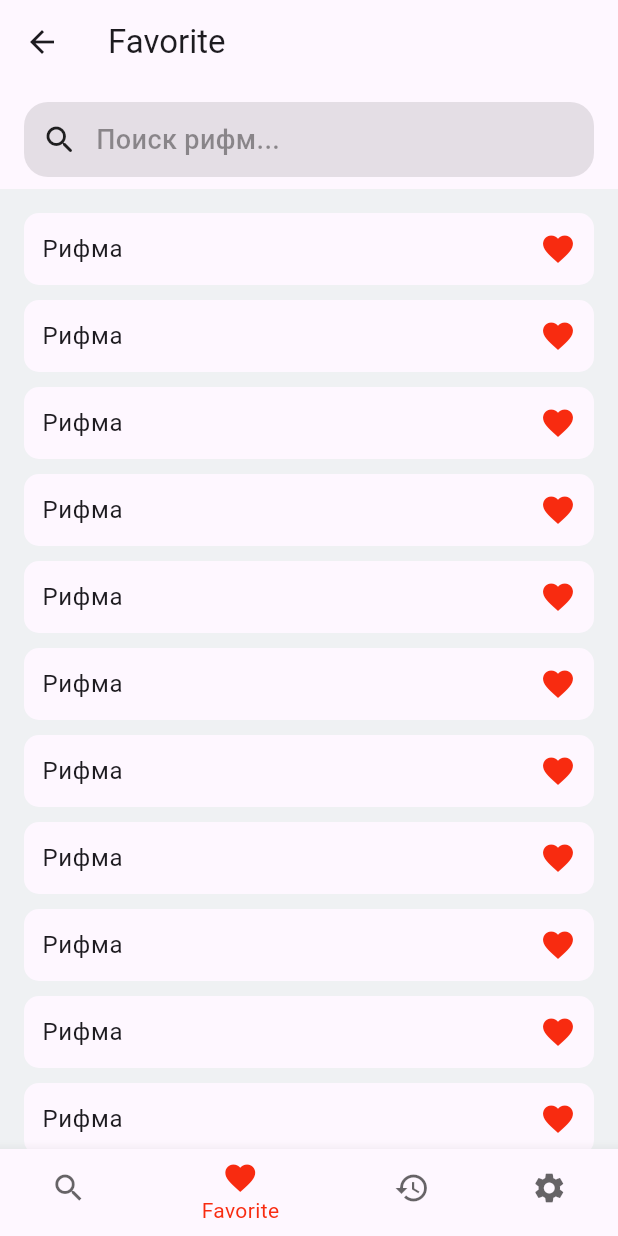
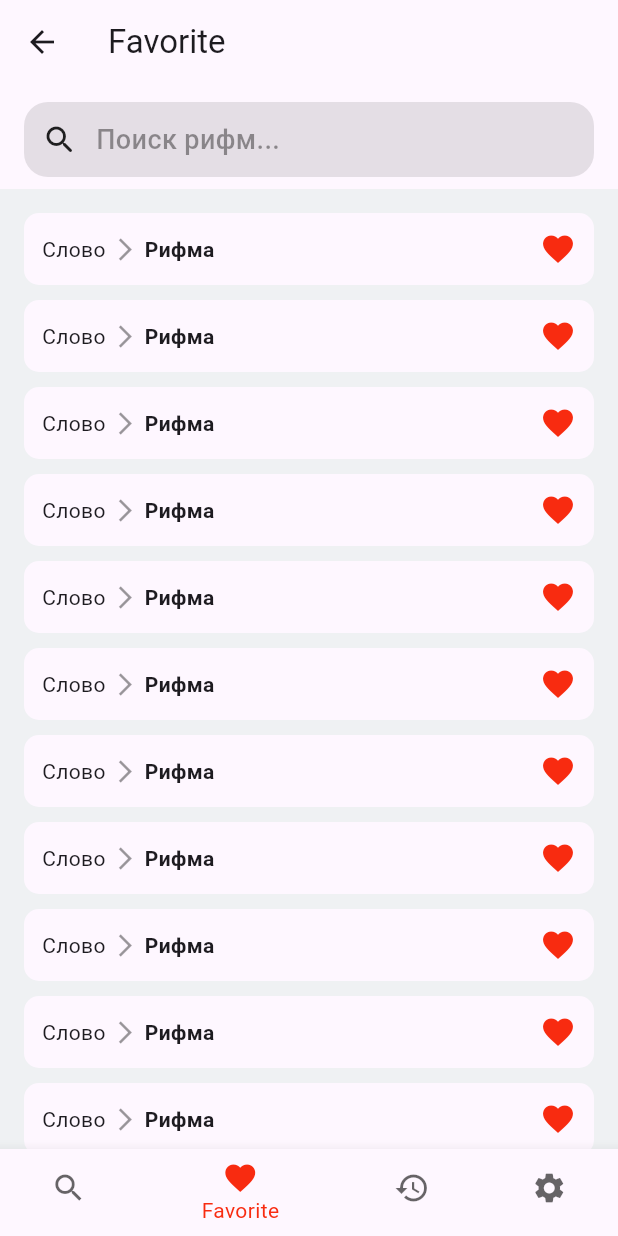
Before and after one commit to MajidiyM/rhymer2, a Flutter app: the FavoriteScreen screen opened by its route, on a phone screen of 412 x 824 dp. Run offline on Flutter 3.47's test engine with Material 3 defaults, Android fonts, the phone set to English and light mode, and no system bars; our stand-ins replace auto_route.

Commit message:
[edit] RhymeListCard
Добавили новые параметры к виджету

```diff
--- a/lib/features/favorite/view/favorite_screen.dart
+++ b/lib/features/favorite/view/favorite_screen.dart
@@ -30,7 +30,11 @@ class FavoriteScreen extends StatelessWidget {
             ),
           ),
           SliverList.builder(
-            itemBuilder: (context, index) => RhymeListCard(isFavorite: true),
+            itemBuilder: (context, index) => RhymeListCard(
+              isFavorite: true,
+              rhyme: 'Рифма',
+              sourceWord: 'Слово',
+            ),
           )
         ],
       ),
--- a/lib/features/search/view/search_screen.dart
+++ b/lib/features/search/view/search_screen.dart
@@ -51,7 +51,9 @@ class SearchScreen extends StatelessWidget {
           ),
         ),
         SliverList.builder(
-          itemBuilder: (context, index) => RhymeListCard(),
+          itemBuilder: (context, index) => RhymeListCard(
+            rhyme: 'Рифма',
+          ),
         ),
       ],
     );
--- a/lib/ui/theme/theme.dart
+++ b/lib/ui/theme/theme.dart
@@ -3,7 +3,6 @@ import 'package:flutter/material.dart';
 final themeData = ThemeData(
   primaryColor: Color(0xFFF82B10),
   scaffoldBackgroundColor: Color(0xFFEFF1F3),
-  colorScheme: ColorScheme.fromSeed(seedColor: Colors.deepPurple),
   useMaterial3: true,
   textTheme: TextTheme(
     titleMedium: TextStyle(fontWeight: FontWeight.w600, fontSize: 16),
--- a/lib/ui/widgets/rhyme_list_card.dart
+++ b/lib/ui/widgets/rhyme_list_card.dart
@@ -1,17 +1,21 @@
 import 'package:flutter/material.dart';
+import 'package:rhymer2/ui/theme/theme.dart';
 import 'package:rhymer2/ui/ui.dart';
 
 class RhymeListCard extends StatelessWidget {
   const RhymeListCard({
     super.key,
     this.isFavorite = false,
+    required this.rhyme,
+    this.sourceWord,
   });
 
+  final String? sourceWord;
+  final String rhyme;
   final bool isFavorite;
 
   @override
   Widget build(BuildContext context) {
-    final theme = Theme.of(context);
     return BaseContainer(
       width: double.infinity,
       margin: const EdgeInsets.symmetric(horizontal: 16).copyWith(bottom: 10),
@@ -19,13 +23,36 @@ class RhymeListCard extends StatelessWidget {
       child: Row(
         mainAxisAlignment: MainAxisAlignment.spaceBetween,
         children: [
-          Text("Рифма", style: theme.textTheme.bodyLarge),
+          Row(
+            mainAxisAlignment: MainAxisAlignment.spaceEvenly,
+            children: [
+              if (sourceWord != null) ...[
+                Text(
+                  sourceWord!,
+                  style: themeData.textTheme.bodyLarge,
+                ),
+                Padding(
+                  padding: const EdgeInsets.symmetric(horizontal: 4),
+                  child: Icon(
+                    Icons.arrow_forward_ios,
+                    size: 18,
+                    color: themeData.hintColor.withOpacity(0.4),
+                  ),
+                ),
+              ],
+              Text(
+                rhyme,
+                style: themeData.textTheme.bodyLarge
+                    ?.copyWith(fontWeight: FontWeight.w600),
+              ),
+            ],
+          ),
           IconButton(
             onPressed: () {},
             icon: const Icon(Icons.favorite),
             color: isFavorite
-                ? theme.primaryColor
-                : theme.hintColor.withOpacity(0.2),
+                ? themeData.primaryColor
+                : themeData.hintColor.withOpacity(0.2),
           )
         ],
       ),
```
